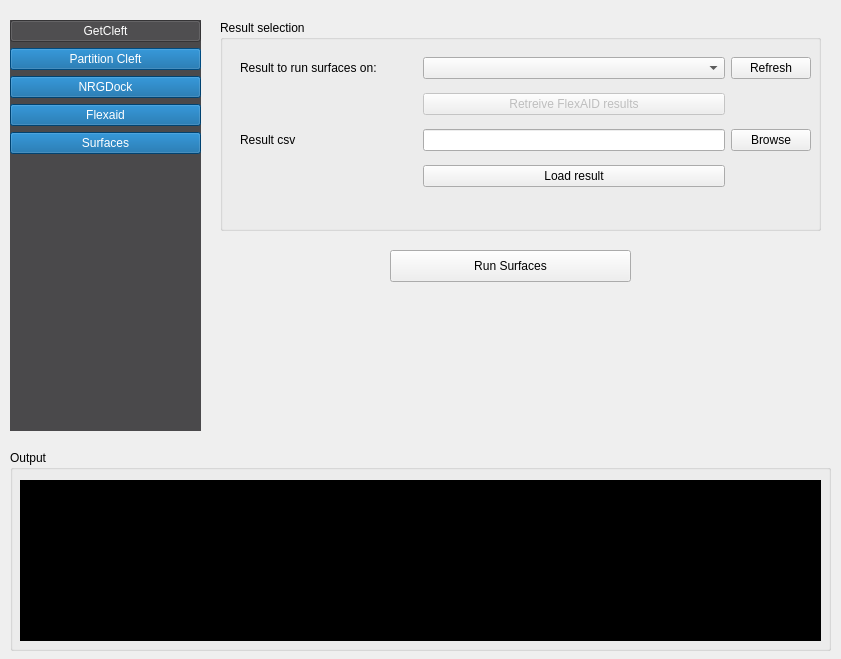
Qt form nrgdock_widget.ui (ThomasDesc/NRG_plugin) before a commit.
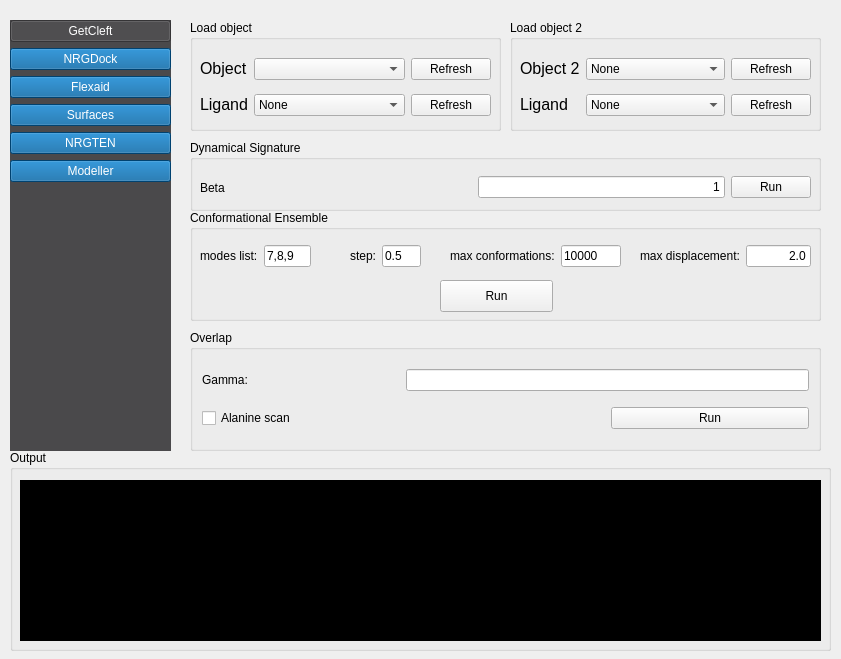
The same form after that commit. The open tabs and pages were chosen to show the change.

```diff
--- a/nrgdock_widget.ui
+++ b/nrgdock_widget.ui
@@ -21,8 +21,8 @@
     <rect>
      <x>10</x>
      <y>20</y>
-     <width>191</width>
-     <height>411</height>
+     <width>161</width>
+     <height>431</height>
     </rect>
    </property>
    <property name="styleSheet">
@@ -61,22 +61,6 @@
       </property>
      </widget>
     </item>
-    <item>
-     <widget class="QPushButton" name="button_partition_cleft">
-      <property name="enabled">
-       <bool>false</bool>
-      </property>
-      <property name="text">
-       <string>Partition Cleft</string>
-      </property>
-      <property name="checkable">
-       <bool>true</bool>
-      </property>
-      <property name="autoExclusive">
-       <bool>true</bool>
-      </property>
-     </widget>
-    </item>
     <item>
      <widget class="QPushButton" name="button_nrgdock">
       <property name="text">
@@ -116,6 +100,32 @@
       </property>
      </widget>
     </item>
+    <item>
+     <widget class="QPushButton" name="button_gpcr">
+      <property name="text">
+       <string>NRGTEN</string>
+      </property>
+      <property name="checkable">
+       <bool>true</bool>
+      </property>
+      <property name="autoExclusive">
+       <bool>true</bool>
+      </property>
+     </widget>
+    </item>
+    <item>
+     <widget class="QPushButton" name="button_gpcr_2">
+      <property name="text">
+       <string>Modeller</string>
+      </property>
+      <property name="checkable">
+       <bool>true</bool>
+      </property>
+      <property name="autoExclusive">
+       <bool>true</bool>
+      </property>
+     </widget>
+    </item>
     <item>
      <spacer name="verticalSpacer">
       <property name="orientation">
@@ -161,9 +171,9 @@
   <widget class="QStackedWidget" name="stackedWidget">
    <property name="geometry">
     <rect>
-     <x>200</x>
-     <y>0</y>
-     <width>631</width>
+     <x>180</x>
+     <y>10</y>
+     <width>651</width>
      <height>441</height>
     </rect>
    </property>
@@ -171,12 +181,89 @@
     <number>4</number>
    </property>
    <widget class="QWidget" name="page_3">
+    <widget class="QTabWidget" name="tabWidget_2">
+     <property name="geometry">
+      <rect>
+       <x>9</x>
+       <y>10</y>
+       <width>611</width>
+       <height>421</height>
+      </rect>
+     </property>
+     <property name="currentIndex">
+      <number>0</number>
+     </property>
+     <widget class="QWidget" name="tab_9">
+      <attribute name="title">
+       <string>Generate Binding Site</string>
+      </attribute>
+      <widget class="QWidget" name="horizontalLayoutWidget">
+       <property name="geometry">
+        <rect>
+         <x>10</x>
+         <y>330</y>
+         <width>591</width>
+         <height>41</height>
+        </rect>
+       </property>
+       <layout class="QHBoxLayout" name="horizontalLayout">
+        <item>
+         <widget class="QPushButton" name="button_start">
+          <property name="sizePolicy">
+           <sizepolicy hsizetype="Expanding" vsizetype="Fixed">
+            <horstretch>0</horstretch>
+            <verstretch>0</verstretch>
+           </sizepolicy>
+          </property>
+          <property name="styleSheet">
+           <string notr="true"/>
+          </property>
+          <property name="text">
+           <string>Start</string>
+          </property>
+          <property name="default">
+           <bool>true</bool>
+          </property>
+         </widget>
+        </item>
+        <item>
+         <spacer name="horizontalSpacer">
+          <property name="orientation">
+           <enum>Qt::Horizontal</enum>
+          </property>
+          <property name="sizeHint" stdset="0">
+           <size>
+            <width>40</width>
+            <height>20</height>
+           </size>
+          </property>
+         </spacer>
+        </item>
+        <item>
+         <widget class="QPushButton" name="button_hide">
+          <property name="text">
+           <string>Hide</string>
+          </property>
+          <property name="checkable">
+           <bool>true</bool>
+          </property>
+         </widget>
+        </item>
+        <item>
+         <widget class="QPushButton" name="pushButton">
+          <property name="text">
+           <string>Clear</string>
+          </property>
+         </widget>
+        </item>
+       </layout>
+      </widget>
     <widget class="QGroupBox" name="groupBox_2">
      <property name="geometry">
       <rect>
-       <x>20</x>
-       <y>20</y>
-       <width>601</width>
+         <x>10</x>
+         <y>10</y>
+         <width>591</width>
        <height>75</height>
       </rect>
      </property>
@@ -211,10 +298,10 @@
     <widget class="QGroupBox" name="groupBox_3">
      <property name="geometry">
       <rect>
-       <x>20</x>
-       <y>110</y>
-       <width>601</width>
-       <height>281</height>
+         <x>10</x>
+         <y>90</y>
+         <width>591</width>
+         <height>132</height>
       </rect>
      </property>
      <property name="styleSheet">
@@ -225,70 +312,23 @@
      <property name="title">
       <string>Parameterisation</string>
      </property>
-     <widget class="QLabel" name="label_24">
-      <property name="geometry">
-       <rect>
-        <x>17</x>
-        <y>162</y>
-        <width>155</width>
-        <height>16</height>
-       </rect>
-      </property>
-      <property name="text">
-       <string>&lt;html&gt;&lt;head/&gt;&lt;body&gt;&lt;p&gt;Number of clefts to show:&lt;/p&gt;&lt;/body&gt;&lt;/html&gt;</string>
-      </property>
-     </widget>
-     <widget class="QLineEdit" name="input_max_cleft_show">
-      <property name="geometry">
-       <rect>
-        <x>269</x>
-        <y>162</y>
-        <width>125</width>
-        <height>21</height>
-       </rect>
-      </property>
-      <property name="text">
-       <string>5</string>
-      </property>
-      <property name="alignment">
-       <set>Qt::AlignCenter</set>
-      </property>
-     </widget>
-     <widget class="QLabel" name="label_29">
-      <property name="geometry">
-       <rect>
-        <x>420</x>
-        <y>100</y>
-        <width>32</width>
-        <height>16</height>
-       </rect>
-      </property>
-      <property name="text">
-       <string>&lt;html&gt;&lt;head/&gt;&lt;body&gt;&lt;p&gt;Max: &lt;/p&gt;&lt;/body&gt;&lt;/html&gt;</string>
-      </property>
-     </widget>
+       <layout class="QGridLayout" name="gridLayout_7">
+        <item row="0" column="0">
      <widget class="QLabel" name="label_25">
-      <property name="geometry">
-       <rect>
-        <x>17</x>
-        <y>100</y>
-        <width>112</width>
-        <height>16</height>
-       </rect>
-      </property>
       <property name="text">
        <string>&lt;html&gt;&lt;head/&gt;&lt;body&gt;&lt;p&gt;Insert sphere radii:&lt;/p&gt;&lt;/body&gt;&lt;/html&gt;</string>
       </property>
      </widget>
+        </item>
+        <item row="0" column="1">
+         <widget class="QLabel" name="label_28">
+          <property name="text">
+           <string>&lt;html&gt;&lt;head/&gt;&lt;body&gt;&lt;p&gt;Min: &lt;/p&gt;&lt;/body&gt;&lt;/html&gt;</string>
+          </property>
+         </widget>
+        </item>
+        <item row="0" column="2">
      <widget class="QLineEdit" name="input_min_radii">
-      <property name="geometry">
-       <rect>
-        <x>269</x>
-        <y>100</y>
-        <width>125</width>
-        <height>21</height>
-       </rect>
-      </property>
       <property name="text">
        <string>1.50</string>
       </property>
@@ -296,131 +336,68 @@
        <set>Qt::AlignCenter</set>
       </property>
      </widget>
+        </item>
+        <item row="0" column="3">
+         <widget class="QLabel" name="label_29">
+          <property name="text">
+           <string>&lt;html&gt;&lt;head/&gt;&lt;body&gt;&lt;p&gt;Max: &lt;/p&gt;&lt;/body&gt;&lt;/html&gt;</string>
+          </property>
+         </widget>
+        </item>
+        <item row="0" column="4">
+         <widget class="QLineEdit" name="input_max_radii">
+          <property name="text">
+           <string>4.00</string>
+          </property>
+          <property name="alignment">
+           <set>Qt::AlignCenter</set>
+          </property>
+         </widget>
+        </item>
+        <item row="1" column="0">
      <widget class="QLabel" name="label_26">
-      <property name="geometry">
-       <rect>
-        <x>17</x>
-        <y>131</y>
-        <width>199</width>
-        <height>16</height>
-       </rect>
-      </property>
       <property name="text">
        <string>&lt;html&gt;&lt;head/&gt;&lt;body&gt;&lt;p&gt;Residue in contact (e.g. ALA13A):&lt;/p&gt;&lt;/body&gt;&lt;/html&gt;</string>
       </property>
      </widget>
+        </item>
+        <item row="1" column="2">
      <widget class="QLineEdit" name="input_residue_in_contact">
-      <property name="geometry">
-       <rect>
-        <x>269</x>
-        <y>131</y>
-        <width>125</width>
-        <height>21</height>
-       </rect>
-      </property>
       <property name="alignment">
        <set>Qt::AlignCenter</set>
       </property>
      </widget>
-     <widget class="QLabel" name="label_28">
-      <property name="geometry">
-       <rect>
-        <x>230</x>
-        <y>100</y>
-        <width>29</width>
-        <height>16</height>
-       </rect>
-      </property>
+        </item>
+        <item row="2" column="0">
+         <widget class="QLabel" name="label_24">
       <property name="text">
-       <string>&lt;html&gt;&lt;head/&gt;&lt;body&gt;&lt;p&gt;Min: &lt;/p&gt;&lt;/body&gt;&lt;/html&gt;</string>
-      </property>
-     </widget>
-     <widget class="QLineEdit" name="input_max_radii">
-      <property name="geometry">
-       <rect>
-        <x>470</x>
-        <y>100</y>
-        <width>125</width>
-        <height>21</height>
-       </rect>
-      </property>
+           <string>&lt;html&gt;&lt;head/&gt;&lt;body&gt;&lt;p&gt;Number of clefts to show:&lt;/p&gt;&lt;/body&gt;&lt;/html&gt;</string>
+          </property>
+         </widget>
+        </item>
+        <item row="2" column="2">
+         <widget class="QLineEdit" name="input_max_cleft_show">
       <property name="text">
-       <string>4.00</string>
+           <string>5</string>
       </property>
       <property name="alignment">
        <set>Qt::AlignCenter</set>
-      </property>
-     </widget>
-    </widget>
-    <widget class="QWidget" name="horizontalLayoutWidget">
-     <property name="geometry">
-      <rect>
-       <x>20</x>
-       <y>400</y>
-       <width>601</width>
-       <height>41</height>
-      </rect>
-     </property>
-     <layout class="QHBoxLayout" name="horizontalLayout">
-      <item>
-       <widget class="QPushButton" name="button_start">
-        <property name="sizePolicy">
-         <sizepolicy hsizetype="Expanding" vsizetype="Fixed">
-          <horstretch>0</horstretch>
-          <verstretch>0</verstretch>
-         </sizepolicy>
-        </property>
-        <property name="styleSheet">
-         <string notr="true"/>
-        </property>
-        <property name="text">
-         <string>Start</string>
-        </property>
-        <property name="default">
-         <bool>true</bool>
-        </property>
-       </widget>
-      </item>
-      <item>
-       <spacer name="horizontalSpacer">
-        <property name="orientation">
-         <enum>Qt::Horizontal</enum>
-        </property>
-        <property name="sizeHint" stdset="0">
-         <size>
-          <width>40</width>
-          <height>20</height>
-         </size>
-        </property>
-       </spacer>
-      </item>
-      <item>
-       <widget class="QPushButton" name="button_hide">
-        <property name="text">
-         <string>Hide</string>
-        </property>
-        <property name="checkable">
-         <bool>true</bool>
-        </property>
-       </widget>
-      </item>
-      <item>
-       <widget class="QPushButton" name="pushButton">
-        <property name="text">
-         <string>Clear</string>
         </property>
        </widget>
       </item>
      </layout>
     </widget>
    </widget>
-   <widget class="QWidget" name="page">
-    <widget class="QGroupBox" name="groupBox_6">
+     <widget class="QWidget" name="tab_10">
+      <attribute name="title">
+       <string>Partition Cleft</string>
+      </attribute>
+      <widget class="QGroupBox" name="groupBox_15">
      <property name="geometry">
       <rect>
-       <x>20</x>
-       <y>20</y>
-       <width>601</width>
+         <x>10</x>
+         <y>10</y>
+         <width>591</width>
        <height>75</height>
       </rect>
      </property>
@@ -432,16 +409,16 @@
      <property name="title">
       <string>STEP 1: Select a parent cleft to partition</string>
      </property>
-     <layout class="QHBoxLayout" name="horizontalLayout_5">
+       <layout class="QHBoxLayout" name="horizontalLayout_6">
       <item>
-       <widget class="QLabel" name="label_36">
+         <widget class="QLabel" name="label_42">
         <property name="text">
          <string>&lt;html&gt;&lt;head/&gt;&lt;body&gt;&lt;p&gt;Cleft objects:&lt;/p&gt;&lt;/body&gt;&lt;/html&gt;</string>
         </property>
        </widget>
       </item>
       <item>
-       <spacer name="horizontalSpacer_3">
+         <spacer name="horizontalSpacer_9">
         <property name="orientation">
          <enum>Qt::Horizontal</enum>
         </property>
@@ -454,7 +431,7 @@
        </spacer>
       </item>
       <item>
-       <widget class="QComboBox" name="cleft_partition_select_object">
+         <widget class="QComboBox" name="cleft_partition_select_object_2">
         <property name="sizePolicy">
          <sizepolicy hsizetype="MinimumExpanding" vsizetype="Fixed">
           <horstretch>0</horstretch>
@@ -464,7 +441,7 @@
        </widget>
       </item>
       <item>
-       <widget class="QPushButton" name="cleft_partition_button_refresh">
+         <widget class="QPushButton" name="cleft_partition_button_refresh_2">
         <property name="text">
          <string>Refresh</string>
         </property>
@@ -472,12 +449,12 @@
       </item>
      </layout>
     </widget>
-    <widget class="QGroupBox" name="groupBox_7">
+      <widget class="QGroupBox" name="groupBox_14">
      <property name="geometry">
       <rect>
-       <x>20</x>
-       <y>110</y>
-       <width>601</width>
+         <x>10</x>
+         <y>100</y>
+         <width>591</width>
        <height>121</height>
       </rect>
      </property>
@@ -489,23 +466,23 @@
      <property name="title">
       <string>STEP 2: Add one or more spheres to partition</string>
      </property>
-     <layout class="QGridLayout" name="gridLayout_7">
+       <layout class="QGridLayout" name="gridLayout_14">
       <item row="0" column="5">
-       <widget class="QPushButton" name="cleft_partition_button_delete">
+         <widget class="QPushButton" name="cleft_partition_button_delete_2">
         <property name="text">
          <string>Delete</string>
         </property>
        </widget>
       </item>
       <item row="0" column="6">
-       <widget class="QPushButton" name="cleft_partition_button_move">
+         <widget class="QPushButton" name="cleft_partition_button_move_2">
         <property name="text">
          <string>Move</string>
         </property>
        </widget>
       </item>
       <item row="0" column="2">
-       <spacer name="horizontalSpacer_2">
+         <spacer name="horizontalSpacer_8">
         <property name="orientation">
          <enum>Qt::Horizontal</enum>
         </property>
@@ -518,7 +495,7 @@
        </spacer>
       </item>
       <item row="0" column="3">
-       <widget class="QComboBox" name="partition_sphere_select">
+         <widget class="QComboBox" name="partition_sphere_select_2">
         <property name="sizePolicy">
          <sizepolicy hsizetype="MinimumExpanding" vsizetype="Fixed">
           <horstretch>0</horstretch>
@@ -528,28 +505,28 @@
        </widget>
       </item>
       <item row="0" column="4">
-       <widget class="QPushButton" name="cleft_partition_button_add">
+         <widget class="QPushButton" name="cleft_partition_button_add_2">
         <property name="text">
          <string>Add</string>
         </property>
        </widget>
       </item>
       <item row="0" column="0">
-       <widget class="QLabel" name="label">
+         <widget class="QLabel" name="label_10">
         <property name="text">
          <string>Sphere objects:</string>
         </property>
        </widget>
       </item>
       <item row="1" column="0">
-       <widget class="QLabel" name="label_2">
+         <widget class="QLabel" name="label_11">
         <property name="text">
          <string>Radius:</string>
         </property>
        </widget>
       </item>
       <item row="1" column="2">
-       <widget class="QSlider" name="cleft_partition_radius_slider">
+         <widget class="QSlider" name="cleft_partition_radius_slider_2">
         <property name="enabled">
          <bool>false</bool>
         </property>
@@ -569,11 +546,11 @@
       </item>
      </layout>
     </widget>
-    <widget class="QPushButton" name="cleft_partition_crop_button">
+      <widget class="QPushButton" name="cleft_partition_crop_button_2">
      <property name="geometry">
       <rect>
-       <x>260</x>
-       <y>330</y>
+         <x>250</x>
+         <y>320</y>
        <width>100</width>
        <height>32</height>
       </rect>
@@ -583,6 +560,8 @@
      </property>
     </widget>
    </widget>
+    </widget>
+   </widget>
    <widget class="QWidget" name="page_4">
     <widget class="QTabWidget" name="flexaid_tab">
      <property name="enabled">
@@ -593,7 +572,7 @@
        <x>10</x>
        <y>5</y>
        <width>621</width>
-       <height>425</height>
+       <height>451</height>
       </rect>
      </property>
      <property name="acceptDrops">
@@ -609,7 +588,7 @@
       <enum>QTabWidget::Rounded</enum>
      </property>
      <property name="currentIndex">
-      <number>2</number>
+      <number>1</number>
      </property>
      <property name="usesScrollButtons">
       <bool>false</bool>
@@ -1058,9 +1037,9 @@
      <property name="geometry">
       <rect>
        <x>10</x>
-       <y>10</y>
+       <y>0</y>
        <width>621</width>
-       <height>421</height>
+       <height>451</height>
       </rect>
      </property>
      <property name="acceptDrops">
@@ -1076,7 +1055,7 @@
       <enum>QTabWidget::Rounded</enum>
      </property>
      <property name="currentIndex">
-      <number>2</number>
+      <number>1</number>
      </property>
      <property name="usesScrollButtons">
       <bool>false</bool>
@@ -1678,6 +1657,9 @@
            <verstretch>0</verstretch>
           </sizepolicy>
          </property>
+         <property name="toolTipDuration">
+          <number>1</number>
+         </property>
          <property name="currentText">
           <string/>
          </property>
@@ -1719,6 +1701,427 @@
      </property>
     </widget>
    </widget>
+   <widget class="QWidget" name="page_6">
+    <widget class="QGroupBox" name="groupBox_22">
+     <property name="geometry">
+      <rect>
+       <x>10</x>
+       <y>200</y>
+       <width>631</width>
+       <height>111</height>
+      </rect>
+     </property>
+     <property name="title">
+      <string>Conformational Ensemble</string>
+     </property>
+     <widget class="QPushButton" name="NRGten_conf_ensem_pushButton">
+      <property name="geometry">
+       <rect>
+        <x>250</x>
+        <y>70</y>
+        <width>113</width>
+        <height>32</height>
+       </rect>
+      </property>
+      <property name="text">
+       <string>Run</string>
+      </property>
+     </widget>
+     <widget class="QWidget" name="layoutWidget_4">
+      <property name="geometry">
+       <rect>
+        <x>160</x>
+        <y>30</y>
+        <width>71</width>
+        <height>33</height>
+       </rect>
+      </property>
+      <layout class="QHBoxLayout" name="horizontalLayout_16">
+       <item>
+        <widget class="QLabel" name="label_57">
+         <property name="text">
+          <string>&lt;html&gt;&lt;head/&gt;&lt;body&gt;&lt;p&gt;step:&lt;/p&gt;&lt;/body&gt;&lt;/html&gt;</string>
+         </property>
+        </widget>
+       </item>
+       <item>
+        <widget class="QLineEdit" name="NRGten_step_lineEdit">
+         <property name="text">
+          <string>0.5</string>
+         </property>
+        </widget>
+       </item>
+      </layout>
+     </widget>
+     <widget class="QWidget" name="layoutWidget_5">
+      <property name="geometry">
+       <rect>
+        <x>10</x>
+        <y>30</y>
+        <width>111</width>
+        <height>33</height>
+       </rect>
+      </property>
+      <layout class="QHBoxLayout" name="horizontalLayout_17">
+       <item>
+        <widget class="QLabel" name="label_58">
+         <property name="text">
+          <string>&lt;html&gt;&lt;head/&gt;&lt;body&gt;&lt;p&gt;modes list:&lt;/p&gt;&lt;/body&gt;&lt;/html&gt;</string>
+         </property>
+        </widget>
+       </item>
+       <item>
+        <widget class="QLineEdit" name="NRGten_modes_lineEdit">
+         <property name="text">
+          <string>7,8,9</string>
+         </property>
+        </widget>
+       </item>
+      </layout>
+     </widget>
+     <widget class="QWidget" name="layoutWidget_6">
+      <property name="geometry">
+       <rect>
+        <x>260</x>
+        <y>30</y>
+        <width>171</width>
+        <height>33</height>
+       </rect>
+      </property>
+      <layout class="QHBoxLayout" name="horizontalLayout_18">
+       <item>
+        <widget class="QLabel" name="label_59">
+         <property name="text">
+          <string>&lt;html&gt;&lt;head/&gt;&lt;body&gt;&lt;p&gt;max conformations:&lt;/p&gt;&lt;/body&gt;&lt;/html&gt;</string>
+         </property>
+        </widget>
+       </item>
+       <item>
+        <widget class="QLineEdit" name="NRGten_max_conf_lineEdit">
+         <property name="text">
+          <string>10000</string>
+         </property>
+        </widget>
+       </item>
+      </layout>
+     </widget>
+     <widget class="QWidget" name="layoutWidget_7">
+      <property name="geometry">
+       <rect>
+        <x>450</x>
+        <y>30</y>
+        <width>171</width>
+        <height>33</height>
+       </rect>
+      </property>
+      <layout class="QHBoxLayout" name="horizontalLayout_20">
+       <item>
+        <widget class="QLabel" name="label_60">
+         <property name="text">
+          <string>&lt;html&gt;&lt;head/&gt;&lt;body&gt;&lt;p&gt;max displacement:&lt;/p&gt;&lt;/body&gt;&lt;/html&gt;</string>
+         </property>
+        </widget>
+       </item>
+       <item>
+        <widget class="QLineEdit" name="NRGten_max_dis_lineEdit">
+         <property name="text">
+          <string>2.0</string>
+         </property>
+         <property name="alignment">
+          <set>Qt::AlignRight|Qt::AlignTrailing|Qt::AlignVCenter</set>
+         </property>
+        </widget>
+       </item>
+      </layout>
+     </widget>
+    </widget>
+    <widget class="QGroupBox" name="groupBox_19">
+     <property name="geometry">
+      <rect>
+       <x>10</x>
+       <y>10</y>
+       <width>311</width>
+       <height>111</height>
+      </rect>
+     </property>
+     <property name="title">
+      <string>Load object</string>
+     </property>
+     <widget class="QWidget" name="layoutWidget_2">
+      <property name="geometry">
+       <rect>
+        <x>10</x>
+        <y>30</y>
+        <width>291</width>
+        <height>74</height>
+       </rect>
+      </property>
+      <layout class="QGridLayout" name="gridLayout_15">
+       <item row="0" column="0">
+        <widget class="QLabel" name="label_52">
+         <property name="text">
+          <string>&lt;html&gt;&lt;head/&gt;&lt;body&gt;&lt;p&gt;&lt;span style=&quot; font-size:12pt;&quot;&gt;Object&lt;/span&gt;&lt;/p&gt;&lt;/body&gt;&lt;/html&gt;</string>
+         </property>
+        </widget>
+       </item>
+       <item row="0" column="2">
+        <widget class="QPushButton" name="NRGten_target_refresh">
+         <property name="sizePolicy">
+          <sizepolicy hsizetype="Maximum" vsizetype="Fixed">
+           <horstretch>0</horstretch>
+           <verstretch>0</verstretch>
+          </sizepolicy>
+         </property>
+         <property name="text">
+          <string>Refresh</string>
+         </property>
+        </widget>
+       </item>
+       <item row="0" column="1">
+        <widget class="QComboBox" name="NRGten_select_target">
+         <property name="sizePolicy">
+          <sizepolicy hsizetype="Expanding" vsizetype="Fixed">
+           <horstretch>0</horstretch>
+           <verstretch>0</verstretch>
+          </sizepolicy>
+         </property>
+        </widget>
+       </item>
+       <item row="1" column="0">
+        <widget class="QLabel" name="label_53">
+         <property name="text">
+          <string>&lt;html&gt;&lt;head/&gt;&lt;body&gt;&lt;p&gt;&lt;span style=&quot; font-size:12pt;&quot;&gt;Ligand&lt;/span&gt;&lt;/p&gt;&lt;/body&gt;&lt;/html&gt;</string>
+         </property>
+        </widget>
+       </item>
+       <item row="1" column="1">
+        <widget class="QComboBox" name="NRGten_select_ligand">
+         <property name="sizePolicy">
+          <sizepolicy hsizetype="Minimum" vsizetype="Fixed">
+           <horstretch>0</horstretch>
+           <verstretch>0</verstretch>
+          </sizepolicy>
+         </property>
+         <item>
+          <property name="text">
+           <string>None</string>
+          </property>
+         </item>
+        </widget>
+       </item>
+       <item row="1" column="2">
+        <widget class="QPushButton" name="NRGten_ligand_refresh">
+         <property name="sizePolicy">
+          <sizepolicy hsizetype="Maximum" vsizetype="Fixed">
+           <horstretch>0</horstretch>
+           <verstretch>0</verstretch>
+          </sizepolicy>
+         </property>
+         <property name="text">
+          <string>Refresh</string>
+         </property>
+        </widget>
+       </item>
+      </layout>
+     </widget>
+    </widget>
+    <widget class="QGroupBox" name="groupBox_21">
+     <property name="geometry">
+      <rect>
+       <x>10</x>
+       <y>130</y>
+       <width>631</width>
+       <height>71</height>
+      </rect>
+     </property>
+     <property name="title">
+      <string>Dynamical Signature</string>
+     </property>
+     <widget class="QWidget" name="layoutWidget_8">
+      <property name="geometry">
+       <rect>
+        <x>10</x>
+        <y>30</y>
+        <width>611</width>
+        <height>35</height>
+       </rect>
+      </property>
+      <layout class="QHBoxLayout" name="horizontalLayout_10">
+       <item>
+        <widget class="QLabel" name="label_56">
+         <property name="text">
+          <string>Beta</string>
+         </property>
+        </widget>
+       </item>
+       <item>
+        <spacer name="horizontalSpacer_2">
+         <property name="orientation">
+          <enum>Qt::Horizontal</enum>
+         </property>
+         <property name="sizeHint" stdset="0">
+          <size>
+           <width>40</width>
+           <height>20</height>
+          </size>
+         </property>
+        </spacer>
+       </item>
+       <item>
+        <widget class="QLineEdit" name="NRGten_dynasig_lineEdit">
+         <property name="text">
+          <string>1</string>
+         </property>
+         <property name="alignment">
+          <set>Qt::AlignRight|Qt::AlignTrailing|Qt::AlignVCenter</set>
+         </property>
+        </widget>
+       </item>
+       <item>
+        <widget class="QPushButton" name="NRGten_dynasig_pushButton">
+         <property name="text">
+          <string>Run</string>
+         </property>
+        </widget>
+       </item>
+      </layout>
+     </widget>
+    </widget>
+    <widget class="QGroupBox" name="groupBox_20">
+     <property name="geometry">
+      <rect>
+       <x>10</x>
+       <y>320</y>
+       <width>631</width>
+       <height>121</height>
+      </rect>
+     </property>
+     <property name="title">
+      <string>Overlap</string>
+     </property>
+     <layout class="QGridLayout" name="gridLayout_18">
+      <item row="0" column="1" colspan="2">
+       <widget class="QLineEdit" name="NRGten_overlap_lineEdit"/>
+      </item>
+      <item row="0" column="0">
+       <widget class="QLabel" name="label_55">
+        <property name="text">
+         <string>&lt;html&gt;&lt;head/&gt;&lt;body&gt;&lt;p&gt;Gamma:&lt;/p&gt;&lt;/body&gt;&lt;/html&gt;</string>
+        </property>
+       </widget>
+      </item>
+      <item row="1" column="0" colspan="2">
+       <widget class="QCheckBox" name="NRGten_overlap_checkBox">
+        <property name="text">
+         <string>Alanine scan</string>
+        </property>
+       </widget>
+      </item>
+      <item row="1" column="2">
+       <widget class="QPushButton" name="NRGten_overlap_pushButton">
+        <property name="text">
+         <string>Run</string>
+        </property>
+       </widget>
+      </item>
+     </layout>
+    </widget>
+    <widget class="QGroupBox" name="groupBox_23">
+     <property name="geometry">
+      <rect>
+       <x>330</x>
+       <y>10</y>
+       <width>311</width>
+       <height>111</height>
+      </rect>
+     </property>
+     <property name="title">
+      <string>Load object 2</string>
+     </property>
+     <widget class="QWidget" name="layoutWidget_9">
+      <property name="geometry">
+       <rect>
+        <x>10</x>
+        <y>30</y>
+        <width>291</width>
+        <height>74</height>
+       </rect>
+      </property>
+      <layout class="QGridLayout" name="gridLayout_20">
+       <item row="0" column="0">
+        <widget class="QLabel" name="label_62">
+         <property name="text">
+          <string>&lt;html&gt;&lt;head/&gt;&lt;body&gt;&lt;p&gt;&lt;span style=&quot; font-size:12pt;&quot;&gt;Object 2&lt;/span&gt;&lt;/p&gt;&lt;/body&gt;&lt;/html&gt;</string>
+         </property>
+        </widget>
+       </item>
+       <item row="0" column="2">
+        <widget class="QPushButton" name="NRGten_target_refresh_2">
+         <property name="sizePolicy">
+          <sizepolicy hsizetype="Maximum" vsizetype="Fixed">
+           <horstretch>0</horstretch>
+           <verstretch>0</verstretch>
+          </sizepolicy>
+         </property>
+         <property name="text">
+          <string>Refresh</string>
+         </property>
+        </widget>
+       </item>
+       <item row="0" column="1">
+        <widget class="QComboBox" name="NRGten_select_target_2">
+         <property name="sizePolicy">
+          <sizepolicy hsizetype="Expanding" vsizetype="Fixed">
+           <horstretch>0</horstretch>
+           <verstretch>0</verstretch>
+          </sizepolicy>
+         </property>
+         <item>
+          <property name="text">
+           <string>None</string>
+          </property>
+         </item>
+        </widget>
+       </item>
+       <item row="1" column="0">
+        <widget class="QLabel" name="label_63">
+         <property name="text">
+          <string>&lt;html&gt;&lt;head/&gt;&lt;body&gt;&lt;p&gt;&lt;span style=&quot; font-size:12pt;&quot;&gt;Ligand&lt;/span&gt;&lt;/p&gt;&lt;/body&gt;&lt;/html&gt;</string>
+         </property>
+        </widget>
+       </item>
+       <item row="1" column="1">
+        <widget class="QComboBox" name="NRGten_select_ligand_2">
+         <property name="sizePolicy">
+          <sizepolicy hsizetype="Minimum" vsizetype="Fixed">
+           <horstretch>0</horstretch>
+           <verstretch>0</verstretch>
+          </sizepolicy>
+         </property>
+         <item>
+          <property name="text">
+           <string>None</string>
+          </property>
+         </item>
+        </widget>
+       </item>
+       <item row="1" column="2">
+        <widget class="QPushButton" name="NRGten_ligand_refresh_2">
+         <property name="sizePolicy">
+          <sizepolicy hsizetype="Maximum" vsizetype="Fixed">
+           <horstretch>0</horstretch>
+           <verstretch>0</verstretch>
+          </sizepolicy>
+         </property>
+         <property name="text">
+          <string>Refresh</string>
+         </property>
+        </widget>
+       </item>
+      </layout>
+     </widget>
+    </widget>
+   </widget>
   </widget>
  </widget>
  <resources/>
```
Lines whose indentation alone changed are shown as unchanged.
